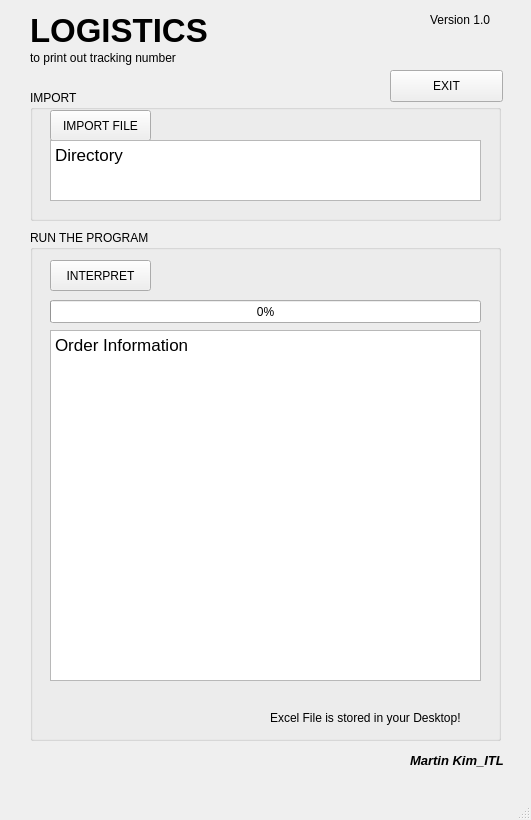
Before: the Qt Designer form tracking-number.ui in MartinKim1954/logistics_tracking-number, drawn with Qt 5.
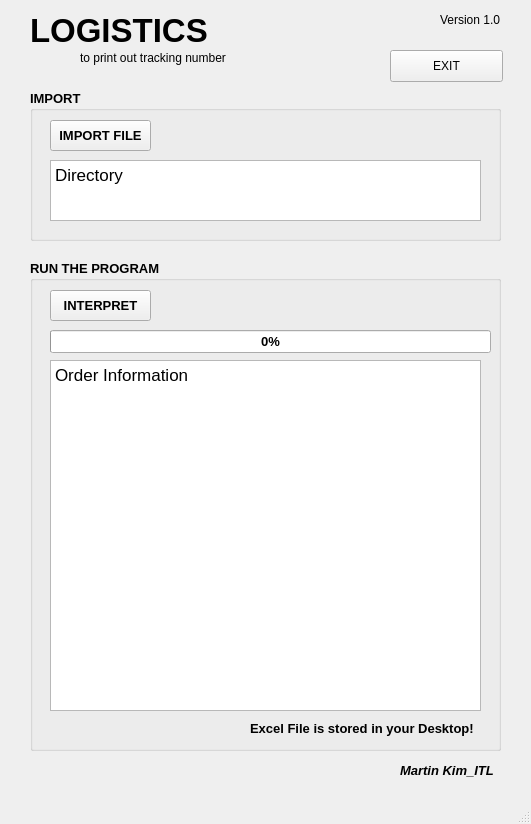
After: the same form once the commit is applied.

What changed in the file:
```diff
--- a/tracking-number.ui
+++ b/tracking-number.ui
@@ -7,7 +7,7 @@
     <x>0</x>
     <y>0</y>
     <width>531</width>
-    <height>820</height>
+    <height>824</height>
    </rect>
   </property>
   <property name="windowTitle">
@@ -37,7 +37,7 @@
    <widget class="QLabel" name="label_2">
     <property name="geometry">
      <rect>
-      <x>30</x>
+      <x>80</x>
       <y>50</y>
       <width>171</width>
       <height>16</height>
@@ -50,9 +50,9 @@
    <widget class="QLabel" name="label_3">
     <property name="geometry">
      <rect>
-      <x>430</x>
+      <x>440</x>
       <y>10</y>
-      <width>71</width>
+      <width>61</width>
       <height>20</height>
      </rect>
     </property>
@@ -63,8 +63,8 @@
    <widget class="QLabel" name="label_4">
     <property name="geometry">
      <rect>
-      <x>410</x>
-      <y>750</y>
+      <x>400</x>
+      <y>760</y>
       <width>101</width>
       <height>20</height>
      </rect>
@@ -89,9 +89,16 @@
       <x>30</x>
       <y>90</y>
       <width>471</width>
-      <height>131</height>
+      <height>151</height>
      </rect>
     </property>
+    <property name="font">
+     <font>
+      <pointsize>10</pointsize>
+      <weight>75</weight>
+      <bold>true</bold>
+     </font>
+    </property>
     <property name="title">
      <string>IMPORT</string>
     </property>
@@ -99,7 +106,7 @@
      <property name="geometry">
       <rect>
        <x>20</x>
-       <y>20</y>
+       <y>30</y>
        <width>101</width>
        <height>31</height>
       </rect>
@@ -112,7 +119,7 @@
      <property name="geometry">
       <rect>
        <x>20</x>
-       <y>50</y>
+       <y>70</y>
        <width>431</width>
        <height>61</height>
       </rect>
@@ -121,8 +128,8 @@
       <string>&lt;!DOCTYPE HTML PUBLIC &quot;-//W3C//DTD HTML 4.0//EN&quot; &quot;http://www.w3.org/TR/REC-html40/strict.dtd&quot;&gt;
 &lt;html&gt;&lt;head&gt;&lt;meta name=&quot;qrichtext&quot; content=&quot;1&quot; /&gt;&lt;style type=&quot;text/css&quot;&gt;
 p, li { white-space: pre-wrap; }
-&lt;/style&gt;&lt;/head&gt;&lt;body style=&quot; font-family:'.SF NS Text'; font-size:13pt; font-weight:400; font-style:normal;&quot;&gt;
-&lt;p style=&quot; margin-top:0px; margin-bottom:0px; margin-left:0px; margin-right:0px; -qt-block-indent:0; text-indent:0px;&quot;&gt;Directory&lt;/p&gt;&lt;/body&gt;&lt;/html&gt;</string>
+&lt;/style&gt;&lt;/head&gt;&lt;body style=&quot; font-family:'MS Shell Dlg 2'; font-size:10pt; font-weight:600; font-style:normal;&quot;&gt;
+&lt;p style=&quot; margin-top:0px; margin-bottom:0px; margin-left:0px; margin-right:0px; -qt-block-indent:0; text-indent:0px;&quot;&gt;&lt;span style=&quot; font-family:'.SF NS Text'; font-size:13pt; font-weight:400;&quot;&gt;Directory&lt;/span&gt;&lt;/p&gt;&lt;/body&gt;&lt;/html&gt;</string>
      </property>
     </widget>
    </widget>
@@ -130,11 +137,18 @@
     <property name="geometry">
      <rect>
       <x>30</x>
-      <y>230</y>
+      <y>260</y>
       <width>471</width>
-      <height>511</height>
+      <height>491</height>
      </rect>
     </property>
+    <property name="font">
+     <font>
+      <pointsize>10</pointsize>
+      <weight>75</weight>
+      <bold>true</bold>
+     </font>
+    </property>
     <property name="title">
      <string>RUN THE PROGRAM</string>
     </property>
@@ -143,7 +157,7 @@
       <rect>
        <x>20</x>
        <y>70</y>
-       <width>431</width>
+       <width>441</width>
        <height>23</height>
       </rect>
      </property>
@@ -167,9 +181,9 @@
     <widget class="QLabel" name="lb_storage_info">
      <property name="geometry">
       <rect>
-       <x>240</x>
-       <y>480</y>
-       <width>216</width>
+       <x>220</x>
+       <y>460</y>
+       <width>231</width>
        <height>16</height>
       </rect>
      </property>
@@ -190,8 +204,8 @@
       <string>&lt;!DOCTYPE HTML PUBLIC &quot;-//W3C//DTD HTML 4.0//EN&quot; &quot;http://www.w3.org/TR/REC-html40/strict.dtd&quot;&gt;
 &lt;html&gt;&lt;head&gt;&lt;meta name=&quot;qrichtext&quot; content=&quot;1&quot; /&gt;&lt;style type=&quot;text/css&quot;&gt;
 p, li { white-space: pre-wrap; }
-&lt;/style&gt;&lt;/head&gt;&lt;body style=&quot; font-family:'.SF NS Text'; font-size:13pt; font-weight:400; font-style:normal;&quot;&gt;
-&lt;p style=&quot; margin-top:0px; margin-bottom:0px; margin-left:0px; margin-right:0px; -qt-block-indent:0; text-indent:0px;&quot;&gt;Order Information&lt;/p&gt;&lt;/body&gt;&lt;/html&gt;</string>
+&lt;/style&gt;&lt;/head&gt;&lt;body style=&quot; font-family:'MS Shell Dlg 2'; font-size:10pt; font-weight:600; font-style:normal;&quot;&gt;
+&lt;p style=&quot; margin-top:0px; margin-bottom:0px; margin-left:0px; margin-right:0px; -qt-block-indent:0; text-indent:0px;&quot;&gt;&lt;span style=&quot; font-family:'.SF NS Text'; font-size:13pt; font-weight:400;&quot;&gt;Order Information&lt;/span&gt;&lt;/p&gt;&lt;/body&gt;&lt;/html&gt;</string>
      </property>
     </widget>
    </widget>
@@ -199,7 +213,7 @@
     <property name="geometry">
      <rect>
       <x>390</x>
-      <y>70</y>
+      <y>50</y>
       <width>113</width>
       <height>32</height>
      </rect>
```
Left out of the diff: 2 changed lines with no effect on the pictures.
